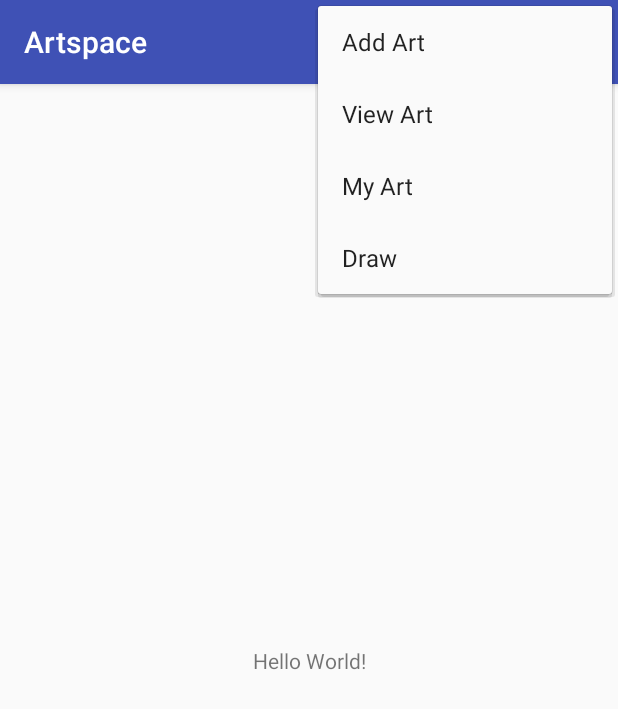
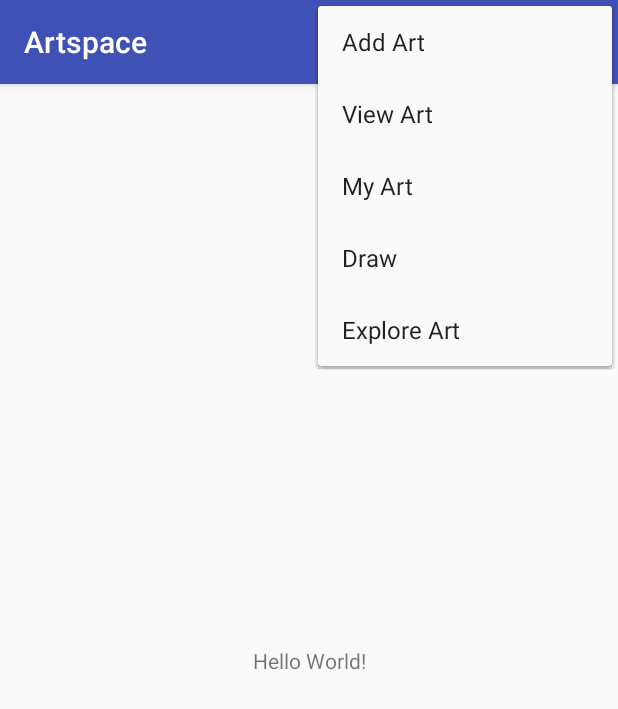
Before and after one commit to elangloi/Artspace, an Android app: the screen it shows after launch (MainActivity), with the options menu open, on a phone screen of 412 x 824 dp. Shown: the top 709 px of the screen. Run offline under Robolectric (Android 15) with nearby library versions, the phone set to English and light mode, and no system bars.

Commit message:
Added ExploreArt to manifest and button

```diff
--- a/app/src/main/AndroidManifest.xml
+++ b/app/src/main/AndroidManifest.xml
@@ -19,7 +19,10 @@
         <activity android:name=".AddArt" />
         <activity android:name=".MyArt" />
         <activity android:name=".LocationView" />
-        <activity android:name=".CanvasDrawing"></activity>
+        <activity android:name=".CanvasDrawing"/>
+        <activity android:name=".ExploreActivity"
+            android:parentActivityName=".MainActivity">
+        </activity>
     </application>
 
 </manifest>
--- a/app/src/main/java/com/example/elizabethlanglois/artspace/MainActivity.java
+++ b/app/src/main/java/com/example/elizabethlanglois/artspace/MainActivity.java
@@ -36,6 +36,8 @@ public class MainActivity extends AppCompatActivity {
             startActivity(new Intent(MainActivity.this, MyArt.class));
         } else if(id == R.id.btndraw) {
             startActivity(new Intent(MainActivity.this, CanvasDrawing.class));
+        } else if(id == R.id.btnexplore) {
+            startActivity(new Intent(MainActivity.this, ExploreActivity.class));
         }
         return super.onOptionsItemSelected(item);
     }
--- a/app/src/main/res/menu/mainmenu.xml
+++ b/app/src/main/res/menu/mainmenu.xml
@@ -23,4 +23,8 @@
             android:id="@+id/btndraw"
             android:title="Draw" />
 
+        <item
+            android:id="@+id/btnexplore"
+            android:title="Explore Art" />
+
     </menu>
```
